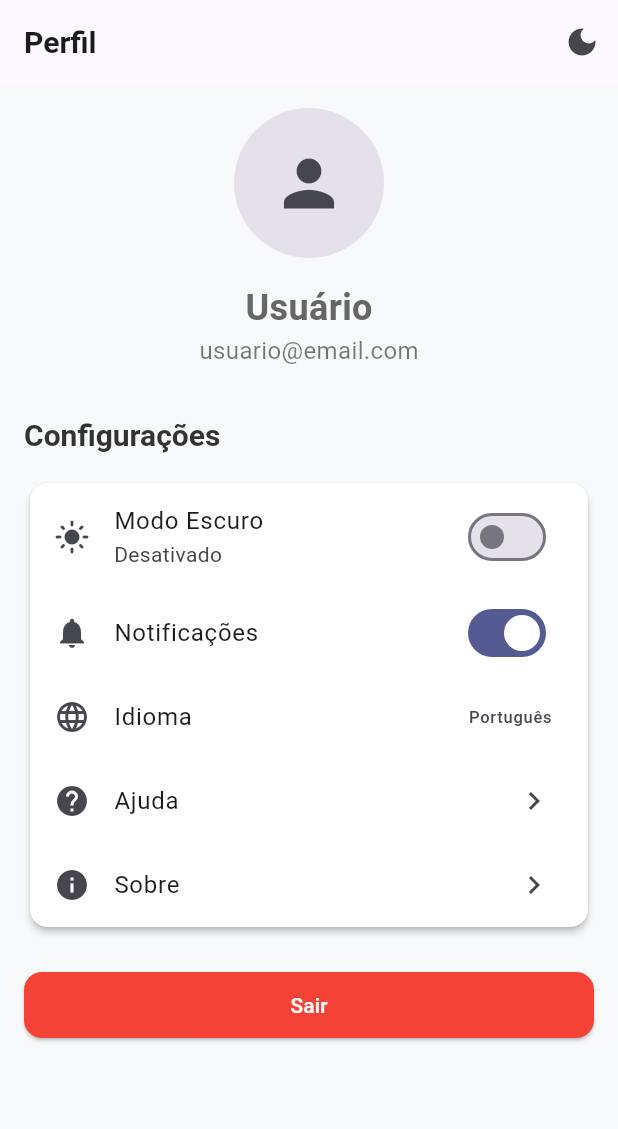
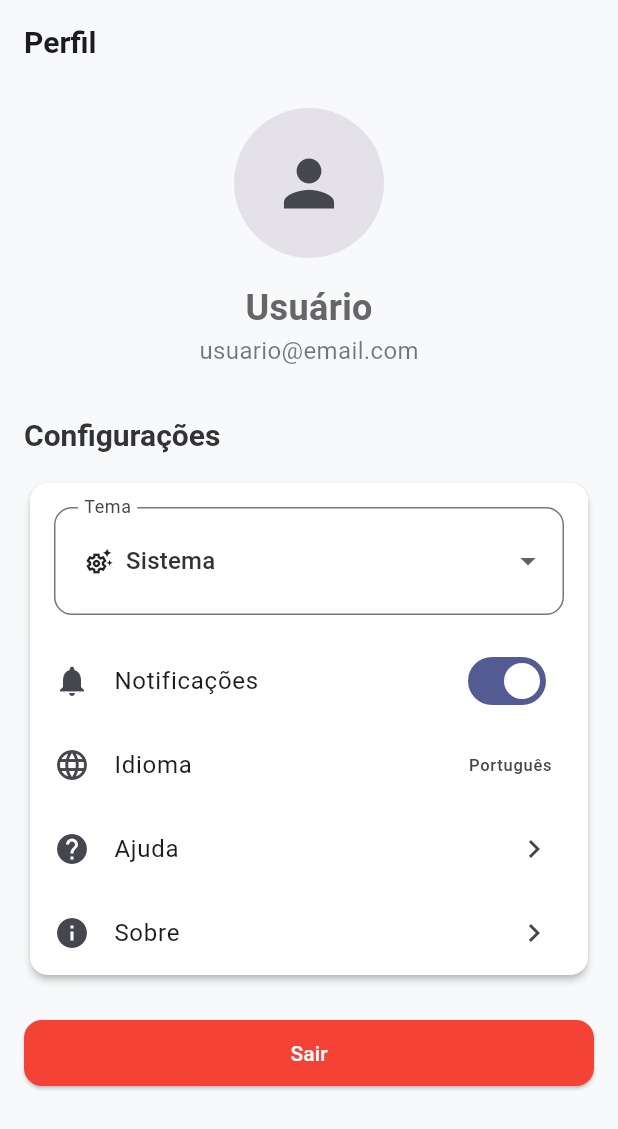
Before and after one commit to YuriGarciaRibeiro/SportHub-App, a Flutter app: the ProfileTab screen opened directly, on a phone screen of 412 x 824 dp. Shown: the top 1129 px of the screen. Run offline on Flutter 3.47's test engine with Material 3 defaults, Android fonts, the phone set to English and light mode, and no system bars; our stand-ins replace geocoding, geolocator, shared_preferences, sizer; accounts and stored records are empty.

Commit message:
feat: Add ThemeModeDropdown widget and update theme management in ProfileTab and ThemeProvider

```diff
--- a/lib/core/app_export.dart
+++ b/lib/core/app_export.dart
@@ -1,3 +1,4 @@
 export 'package:flutter/material.dart';
 export 'theme/app_theme.dart';
 export '../widgets/custom_icon_widget.dart';
+export '../widgets/theme_mode_dropdown.dart';
--- a/lib/ui/screens/home_screen/tabs/profile_tab.dart
+++ b/lib/ui/screens/home_screen/tabs/profile_tab.dart
@@ -1,5 +1,5 @@
 import 'package:flutter/material.dart';
-import '../../../../widgets/theme_toggle_widget.dart';
+import '../../../../core/app_export.dart';
 
 class ProfileTab extends StatelessWidget {
   const ProfileTab({super.key});
@@ -10,9 +10,7 @@ class ProfileTab extends StatelessWidget {
       appBar: AppBar(
         title: const Text('Perfil'),
         automaticallyImplyLeading: false,
-        actions: const [
-          ThemeToggleButton(),
-        ],
+        backgroundColor: Colors.transparent,
       ),
       body: ListView(
         padding: const EdgeInsets.all(16),
@@ -60,7 +58,10 @@ class ProfileTab extends StatelessWidget {
           Card(
             child: Column(
               children: [
-                const ThemeToggleListTile(),
+                const Padding(
+                  padding: EdgeInsets.all(16.0),
+                  child: ThemeModeDropdown(),
+                ),
                 ListTile(
                   leading: const Icon(Icons.notifications),
                   title: const Text('Notificações'),
--- /dev/null
+++ b/lib/widgets/theme_mode_dropdown.dart
@@ -0,0 +1,61 @@
+import 'package:flutter/material.dart';
+import 'package:provider/provider.dart';
+import '../providers/theme_provider.dart';
+
+/// Dropdown para escolher entre Sistema, Claro e Escuro
+class ThemeModeDropdown extends StatelessWidget {
+  final bool dense;
+  final EdgeInsetsGeometry? padding;
+
+  const ThemeModeDropdown({super.key, this.dense = false, this.padding});
+
+  @override
+  Widget build(BuildContext context) {
+    return Consumer<ThemeProvider>(
+      builder: (context, themeProvider, _) {
+        final items = <_ThemeOption>[
+          _ThemeOption(ThemeMode.system, 'Sistema', Icons.settings_suggest_outlined),
+          _ThemeOption(ThemeMode.light, 'Claro', Icons.light_mode_outlined),
+          _ThemeOption(ThemeMode.dark, 'Escuro', Icons.dark_mode_outlined),
+        ];
+
+        return Padding(
+          padding: padding ?? EdgeInsets.zero,
+          child: DropdownButtonFormField<ThemeMode>(
+            value: themeProvider.themeMode,
+            isDense: dense,
+            decoration: InputDecoration(
+              labelText: 'Tema',
+              border: OutlineInputBorder(borderRadius: BorderRadius.circular(12)),
+              contentPadding: dense
+                  ? const EdgeInsets.symmetric(horizontal: 12, vertical: 8)
+                  : const EdgeInsets.symmetric(horizontal: 16, vertical: 12),
+            ),
+            items: items
+                .map((opt) => DropdownMenuItem<ThemeMode>(
+                      value: opt.mode,
+                      child: Row(
+                        children: [
+                          Icon(opt.icon, size: 20),
+                          const SizedBox(width: 8),
+                          Text(opt.label),
+                        ],
+                      ),
+                    ))
+                .toList(),
+            onChanged: (mode) {
+              if (mode != null) themeProvider.setThemeMode(mode);
+            },
+          ),
+        );
+      },
+    );
+  }
+}
+
+class _ThemeOption {
+  final ThemeMode mode;
+  final String label;
+  final IconData icon;
+  _ThemeOption(this.mode, this.label, this.icon);
+}
```
Also changed, not shown: lib/providers/theme_provider.dart (+46 -12 lines), lib/ui/screens/home_screen/tabs/dashboard_tab.dart (+2 -7 lines).
